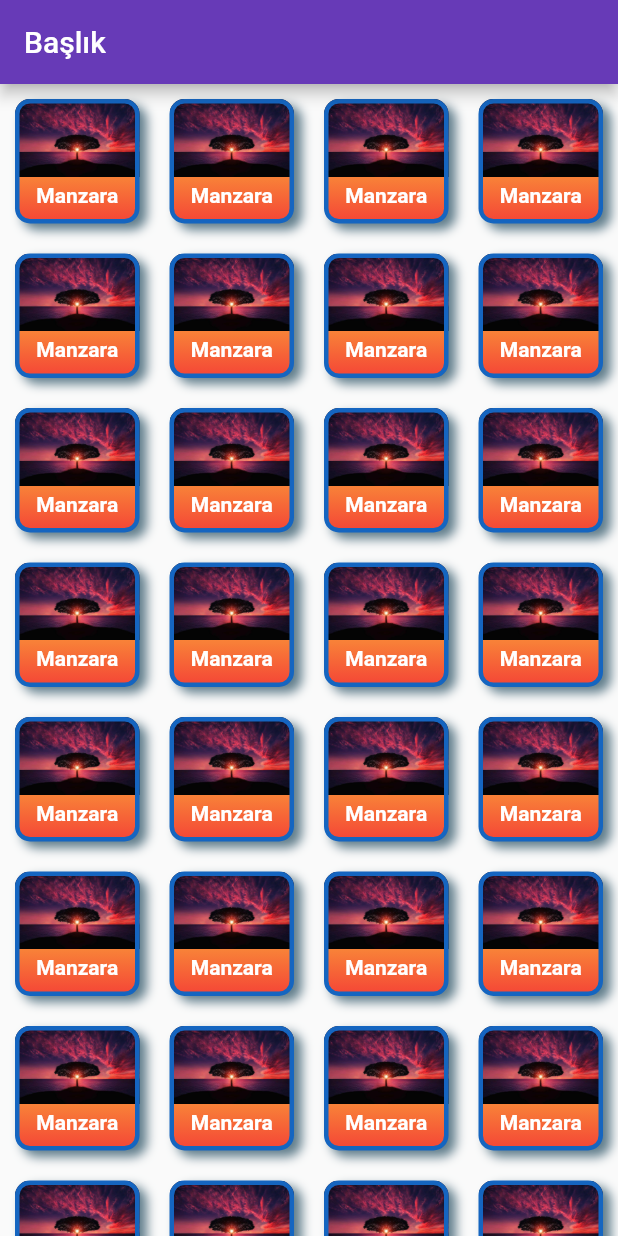
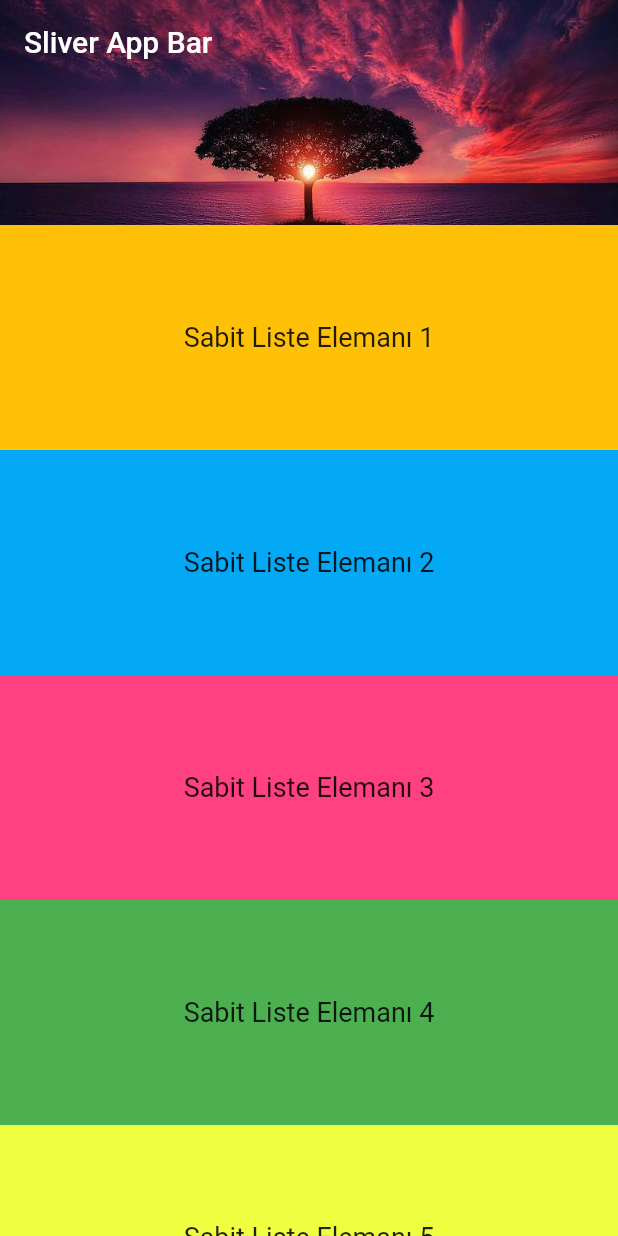
Before and after one commit to ahmetensar7753/flutter_training, a Flutter app: the screen it shows after launch, on a phone screen of 412 x 824 dp. Run offline on Flutter 3.47's test engine with Material 2 defaults, Android fonts, the light colour scheme and no system bars; our stand-ins replace flutter_easyloading; missing offline and left inert: dart:ffi.

Commit message:
custom scroll ve slivers_1

```diff
--- /dev/null
+++ b/flutter_deneme3/lib/custom_scroll_ve_slivers.dart
@@ -0,0 +1,91 @@
+import 'package:flutter/material.dart';
+
+class CollapsableToolBarOrnek extends StatelessWidget {
+  const CollapsableToolBarOrnek({Key? key}) : super(key: key);
+
+  @override
+  Widget build(BuildContext context) {
+    return Scaffold(
+      body: CustomScrollView(
+        slivers: [
+          SliverAppBar(
+            title: Text("Sliver App Bar"),
+            backgroundColor: Colors.red,
+            expandedHeight: 150,
+            floating:
+                true, //aşağıya kaydırınca toolbar gidiyor. flaoting yukarı kaydırmaya başladığında toolbarın geri gelmesini sağlıyor
+            pinned:
+                true, // toolbar flexibleSpaceBar hariç sabitleniyor (true iken).
+            flexibleSpace: FlexibleSpaceBar(
+              //title: Text("Flexible Title"), buranında title özelliği var. titleCenter: ile de merkeze alınıyor.
+              background: Image.asset(
+                "assets/images/tree.jpeg",
+                fit: BoxFit.cover,
+              ),
+            ),
+          ),
+          SliverList(
+            delegate: SliverChildListDelegate(
+              sabitListeElemanlari(),
+            ),
+          ),
+        ],
+      ),
+    );
+  }
+
+  List<Widget> sabitListeElemanlari() {
+    return [
+      Container(
+        height: 150,
+        child: Text(
+          "Sabit Liste Elemanı 1",
+          style: TextStyle(fontSize: 18),
+          textAlign: TextAlign.center,
+        ),
+        color: Colors.amber,
+        alignment: Alignment.center,
+      ),
+      Container(
+        height: 150,
+        child: Text(
+          "Sabit Liste Elemanı 2",
+          style: TextStyle(fontSize: 18),
+          textAlign: TextAlign.center,
+        ),
+        color: Colors.lightBlue,
+        alignment: Alignment.center,
+      ),
+      Container(
+        height: 150,
+        child: Text(
+          "Sabit Liste Elemanı 3",
+          style: TextStyle(fontSize: 18),
+          textAlign: TextAlign.center,
+        ),
+        color: Colors.pinkAccent,
+        alignment: Alignment.center,
+      ),
+      Container(
+        height: 150,
+        child: Text(
+          "Sabit Liste Elemanı 4",
+          style: TextStyle(fontSize: 18),
+          textAlign: TextAlign.center,
+        ),
+        color: Colors.green,
+        alignment: Alignment.center,
+      ),
+      Container(
+        height: 150,
+        child: Text(
+          "Sabit Liste Elemanı 5",
+          style: TextStyle(fontSize: 18),
+          textAlign: TextAlign.center,
+        ),
+        color: Colors.limeAccent,
+        alignment: Alignment.center,
+      ),
+    ];
+  }
+}
--- a/flutter_deneme3/lib/grid_view_kullanimi.dart
+++ b/flutter_deneme3/lib/grid_view_kullanimi.dart
@@ -12,9 +12,10 @@ class GridViewKullanimi extends StatelessWidget {
       body: GridView.builder(
         itemCount: 100,
         gridDelegate:
-            SliverGridDelegateWithFixedCrossAxisCount(crossAxisCount: 4),
+            SliverGridDelegateWithFixedCrossAxisCount(crossAxisCount: 2),
         itemBuilder: (BuildContext context, int index) {
-          return Container(
+          return GestureDetector(
+            child: Container(
               margin: EdgeInsets.all(10),
               alignment: Alignment.bottomCenter,
               decoration: BoxDecoration(
@@ -57,6 +58,14 @@ class GridViewKullanimi extends StatelessWidget {
                   ),
                 ),
               ),
+            ),
+            onTap: () => debugPrint("Merhaba Flutter $index tıklanıldı."),
+            onDoubleTap: () =>
+                debugPrint("Merhaba Flutter $index çift tıklanıldı."),
+            onLongPress: () =>
+                debugPrint("Merhaba Flutter $index uzun basıldı."),
+            onHorizontalDragStart: (e) =>
+                debugPrint("Merhaba Flutter $index uzun basıldı. - $e"),
           );
         },
       ),
--- a/flutter_deneme3/lib/main.dart
+++ b/flutter_deneme3/lib/main.dart
@@ -2,6 +2,7 @@ import 'dart:ffi';
 
 import 'package:flutter/material.dart';
 import 'package:flutter_deneme3/card_list_tile.dart';
+import 'package:flutter_deneme3/custom_scroll_ve_slivers.dart';
 import 'package:flutter_deneme3/dropdown_button_kullanimi.dart';
 import 'package:flutter_deneme3/grid_view_kullanimi.dart';
 import 'package:flutter_deneme3/image_widgets.dart';
@@ -34,7 +35,7 @@ class MyApp extends StatelessWidget {
           ),
         ),
       ),
-      home: GridViewKullanimi(),
+      home: CollapsableToolBarOrnek(),
       builder: EasyLoading.init(),
     );
   }
```
Lines whose indentation alone changed are shown as unchanged.
